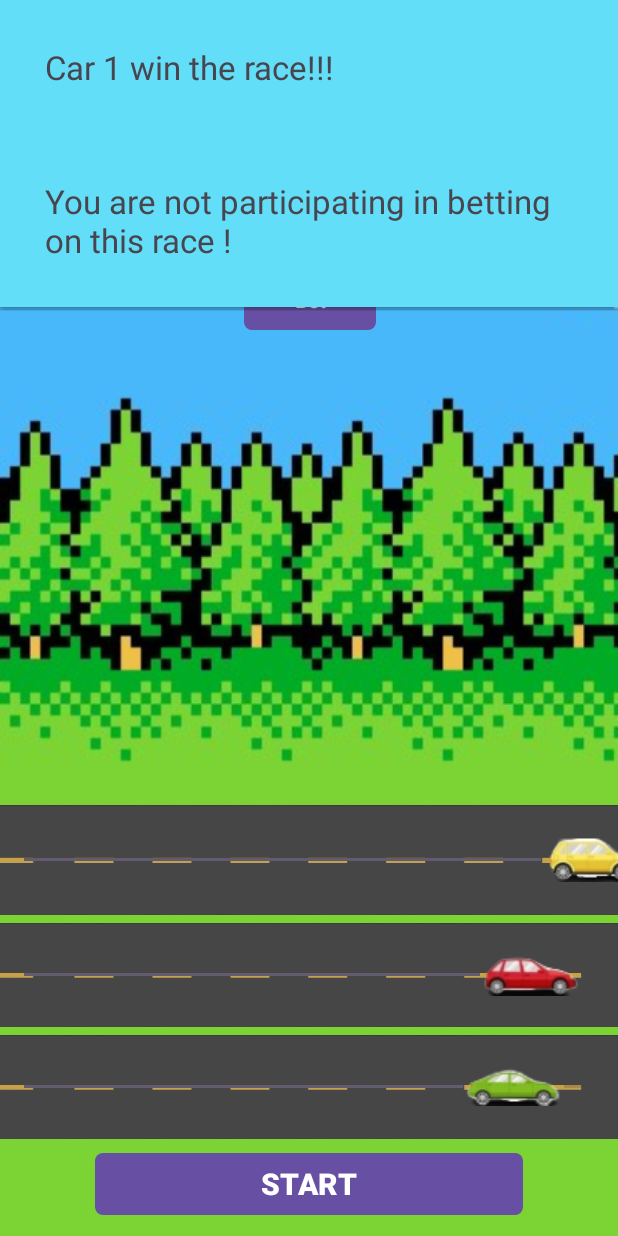
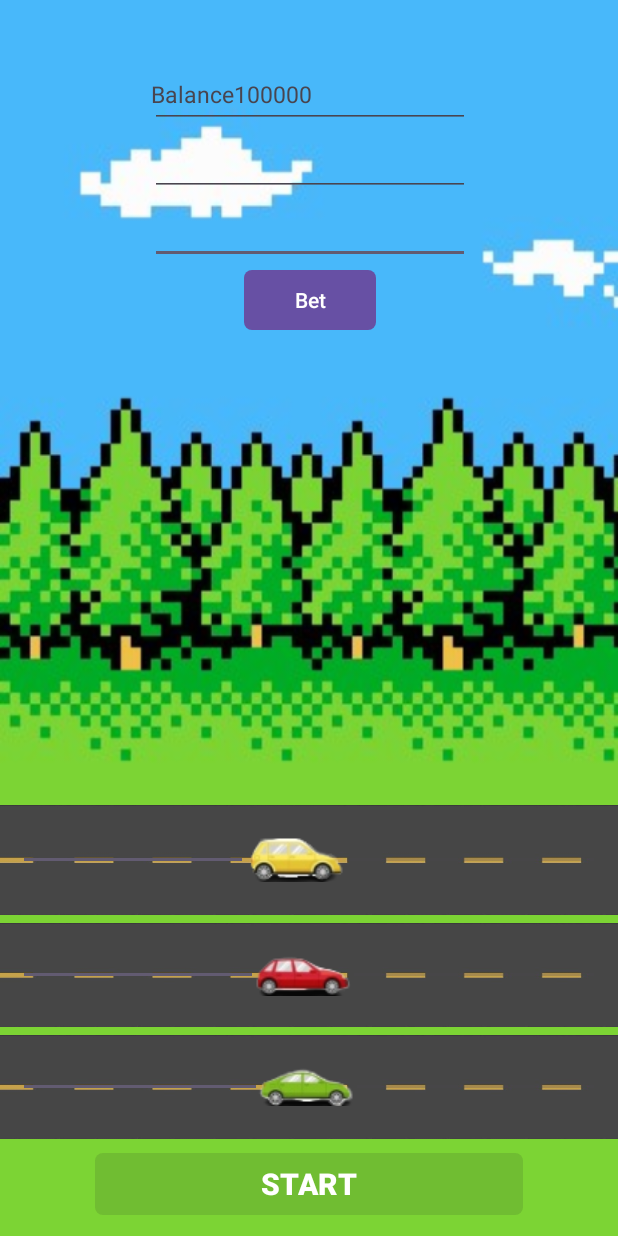
Before and after one commit to ChanhXaoSa/MobileGameProjectPRM, an Android app: the screen it shows after launch (InGameActivity), after a tap on "START", on a phone screen of 412 x 824 dp. Run offline under Robolectric (Android 15) with nearby library versions, the phone set to English and light mode, and no system bars.

Commit message:
update speed

```diff
--- a/app/src/main/java/com/example/gameteamproject/InGameActivity.java
+++ b/app/src/main/java/com/example/gameteamproject/InGameActivity.java
@@ -25,7 +25,7 @@ public class InGameActivity extends AppCompatActivity {
     private int totalMoneyGet = 0;
     private SeekBar sbCar1,sbCar2,sbCar3;
     private Button btnStart;
-    private final int TARGET_PROGRESS = 100;
+    private final int TARGET_PROGRESS = 1000;
     private final Handler handler = new Handler();
     private final Random random = new Random();
     private boolean isRunning = false;
@@ -109,17 +109,17 @@ public class InGameActivity extends AppCompatActivity {
             public void run() {
                 if (!isFinished) {
                     if (progress1 < TARGET_PROGRESS) {
-                        progress1 += random.nextInt(10) + 1;
+                        progress1 += random.nextInt(20) + 1;
                         sbCar1.setProgress(progress1);
                     }
 
                     if (progress2 < TARGET_PROGRESS) {
-                        progress2 += random.nextInt(10) + 1;
+                        progress2 += random.nextInt(20) + 1;
                         sbCar2.setProgress(progress2);
                     }
 
                     if (progress3 < TARGET_PROGRESS) {
-                        progress3 += random.nextInt(10) + 1;
+                        progress3 += random.nextInt(20) + 1;
                         sbCar3.setProgress(progress3);
                     }
 
--- a/app/src/main/res/layout/activity_in_game.xml
+++ b/app/src/main/res/layout/activity_in_game.xml
@@ -44,7 +44,7 @@
         android:layout_height="69dp"
         android:layout_marginBottom="5dp"
         android:background="@drawable/road"
-        android:max="100"
+        android:max="1000"
         android:progress="0"
         android:thumb="@drawable/car2"
         app:layout_constraintBottom_toTopOf="@+id/sbCar3"
@@ -58,7 +58,7 @@
         android:layout_height="69dp"
         android:layout_marginBottom="5dp"
         android:background="@drawable/road"
-        android:max="100"
+        android:max="1000"
         android:progress="0"
         android:thumb="@drawable/car3"
         app:layout_constraintBottom_toTopOf="@+id/btnStart"
@@ -72,7 +72,7 @@
         android:layout_height="73dp"
         android:layout_marginBottom="5dp"
         android:background="@drawable/road"
-        android:max="100"
+        android:max="1000"
         android:progress="0"
         android:thumb="@drawable/car1"
         app:layout_constraintBottom_toTopOf="@+id/sbCar2"
```
